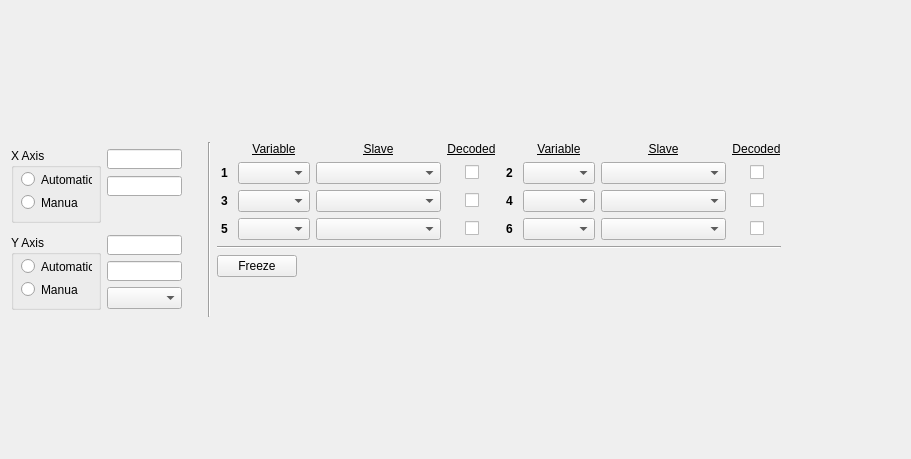
Before: the Qt Designer form ui/w_2dplot.ui in JFDuval/flexsea-plan, drawn with Qt 5.
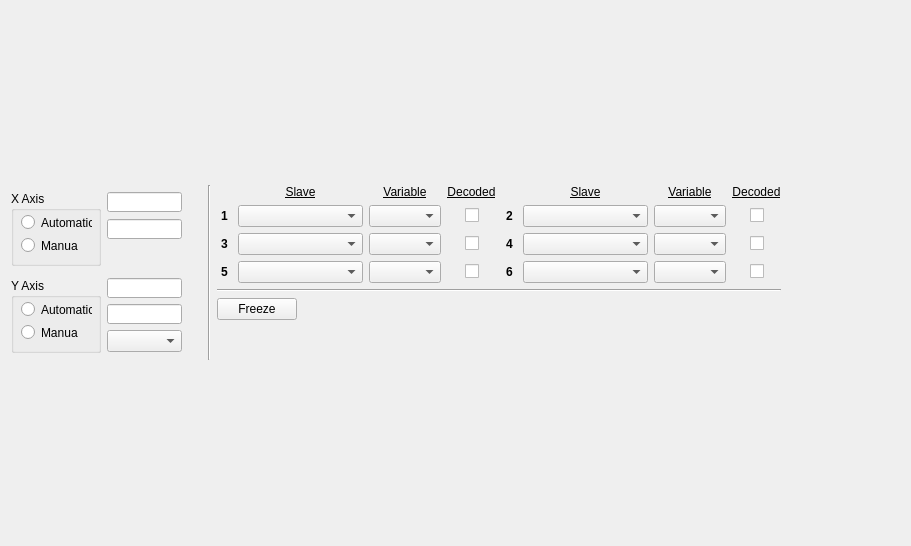
After: the same form once the commit is applied.

Commit message: Reworking 2DPlot to have better variable management. WiP.

Diff of the .ui file:
```diff
--- a/ui/w_2dplot.ui
+++ b/ui/w_2dplot.ui
@@ -7,7 +7,7 @@
     <x>0</x>
     <y>0</y>
     <width>911</width>
-    <height>459</height>
+    <height>546</height>
    </rect>
   </property>
   <property name="windowTitle">
@@ -109,21 +109,6 @@
            </property>
           </widget>
          </item>
-         <item row="2" column="7">
-          <widget class="QComboBox" name="cBoxvar4"/>
-         </item>
-         <item row="3" column="7">
-          <widget class="QComboBox" name="cBoxvar6"/>
-         </item>
-         <item row="1" column="7">
-          <widget class="QComboBox" name="cBoxvar2"/>
-         </item>
-         <item row="1" column="1">
-          <widget class="QComboBox" name="cBoxvar1"/>
-         </item>
-         <item row="2" column="1">
-          <widget class="QComboBox" name="cBoxvar3"/>
-         </item>
          <item row="2" column="0">
           <widget class="QLabel" name="label_t3">
            <property name="sizePolicy">
@@ -226,9 +211,6 @@
            </property>
           </widget>
          </item>
-         <item row="3" column="1">
-          <widget class="QComboBox" name="cBoxvar5"/>
-         </item>
          <item row="3" column="6">
           <widget class="QLabel" name="label_t6">
            <property name="sizePolicy">
@@ -263,38 +245,6 @@
            </property>
           </widget>
          </item>
-         <item row="2" column="8">
-          <widget class="QComboBox" name="cBoxvar4slave">
-           <property name="sizePolicy">
-            <sizepolicy hsizetype="Fixed" vsizetype="Fixed">
-             <horstretch>0</horstretch>
-             <verstretch>0</verstretch>
-            </sizepolicy>
-           </property>
-           <property name="minimumSize">
-            <size>
-             <width>125</width>
-             <height>0</height>
-            </size>
-           </property>
-          </widget>
-         </item>
-         <item row="2" column="2">
-          <widget class="QComboBox" name="cBoxvar3slave">
-           <property name="sizePolicy">
-            <sizepolicy hsizetype="Fixed" vsizetype="Fixed">
-             <horstretch>0</horstretch>
-             <verstretch>0</verstretch>
-            </sizepolicy>
-           </property>
-           <property name="minimumSize">
-            <size>
-             <width>125</width>
-             <height>0</height>
-            </size>
-           </property>
-          </widget>
-         </item>
          <item row="3" column="0">
           <widget class="QLabel" name="label_t5">
            <property name="sizePolicy">
@@ -329,84 +279,6 @@
            </property>
           </widget>
          </item>
-         <item row="1" column="2">
-          <widget class="QComboBox" name="cBoxvar1slave">
-           <property name="sizePolicy">
-            <sizepolicy hsizetype="Fixed" vsizetype="Fixed">
-             <horstretch>0</horstretch>
-             <verstretch>0</verstretch>
-            </sizepolicy>
-           </property>
-           <property name="minimumSize">
-            <size>
-             <width>125</width>
-             <height>0</height>
-            </size>
-           </property>
-          </widget>
-         </item>
-         <item row="3" column="2">
-          <widget class="QComboBox" name="cBoxvar5slave">
-           <property name="sizePolicy">
-            <sizepolicy hsizetype="Fixed" vsizetype="Fixed">
-             <horstretch>0</horstretch>
-             <verstretch>0</verstretch>
-            </sizepolicy>
-           </property>
-           <property name="minimumSize">
-            <size>
-             <width>125</width>
-             <height>0</height>
-            </size>
-           </property>
-          </widget>
-         </item>
-         <item row="1" column="8">
-          <widget class="QComboBox" name="cBoxvar2slave">
-           <property name="sizePolicy">
-            <sizepolicy hsizetype="Fixed" vsizetype="Fixed">
-             <horstretch>0</horstretch>
-             <verstretch>0</verstretch>
-            </sizepolicy>
-           </property>
-           <property name="minimumSize">
-            <size>
-             <width>125</width>
-             <height>0</height>
-            </size>
-           </property>
-          </widget>
-         </item>
-         <item row="3" column="8">
-          <widget class="QComboBox" name="cBoxvar6slave">
-           <property name="sizePolicy">
-            <sizepolicy hsizetype="Fixed" vsizetype="Fixed">
-             <horstretch>0</horstretch>
-             <verstretch>0</verstretch>
-            </sizepolicy>
-           </property>
-           <property name="minimumSize">
-            <size>
-             <width>125</width>
-             <height>0</height>
-            </size>
-           </property>
-          </widget>
-         </item>
-         <item row="0" column="2">
-          <widget class="QLabel" name="label_2">
-           <property name="text">
-            <string>&lt;html&gt;&lt;head/&gt;&lt;body&gt;&lt;p align=&quot;center&quot;&gt;&lt;span style=&quot; text-decoration: underline;&quot;&gt;Slave&lt;/span&gt;&lt;/p&gt;&lt;/body&gt;&lt;/html&gt;</string>
-           </property>
-          </widget>
-         </item>
-         <item row="0" column="1">
-          <widget class="QLabel" name="label">
-           <property name="text">
-            <string>&lt;html&gt;&lt;head/&gt;&lt;body&gt;&lt;p align=&quot;center&quot;&gt;&lt;span style=&quot; text-decoration: underline;&quot;&gt;Variable&lt;/span&gt;&lt;/p&gt;&lt;/body&gt;&lt;/html&gt;</string>
-           </property>
-          </widget>
-         </item>
          <item row="0" column="3" colspan="3">
           <widget class="QLabel" name="label_3">
            <property name="text">
@@ -435,13 +307,6 @@
            </property>
           </widget>
          </item>
-         <item row="0" column="7">
-          <widget class="QLabel" name="label_4">
-           <property name="text">
-            <string>&lt;html&gt;&lt;head/&gt;&lt;body&gt;&lt;p align=&quot;center&quot;&gt;&lt;span style=&quot; text-decoration: underline;&quot;&gt;Variable&lt;/span&gt;&lt;/p&gt;&lt;/body&gt;&lt;/html&gt;</string>
-           </property>
-          </widget>
-         </item>
          <item row="1" column="4">
           <widget class="QCheckBox" name="checkBoxD1">
            <property name="text">
@@ -449,13 +314,6 @@
            </property>
           </widget>
          </item>
-         <item row="0" column="8">
-          <widget class="QLabel" name="label_5">
-           <property name="text">
-            <string>&lt;html&gt;&lt;head/&gt;&lt;body&gt;&lt;p align=&quot;center&quot;&gt;&lt;span style=&quot; text-decoration: underline;&quot;&gt;Slave&lt;/span&gt;&lt;/p&gt;&lt;/body&gt;&lt;/html&gt;</string>
-           </property>
-          </widget>
-         </item>
          <item row="0" column="9" colspan="3">
           <widget class="QLabel" name="label_6">
            <property name="text">
@@ -484,6 +342,148 @@
            </property>
           </widget>
          </item>
+         <item row="1" column="1">
+          <widget class="QComboBox" name="cBoxvar1slave">
+           <property name="sizePolicy">
+            <sizepolicy hsizetype="Fixed" vsizetype="Fixed">
+             <horstretch>0</horstretch>
+             <verstretch>0</verstretch>
+            </sizepolicy>
+           </property>
+           <property name="minimumSize">
+            <size>
+             <width>125</width>
+             <height>0</height>
+            </size>
+           </property>
+          </widget>
+         </item>
+         <item row="1" column="2">
+          <widget class="QComboBox" name="cBoxvar1"/>
+         </item>
+         <item row="2" column="1">
+          <widget class="QComboBox" name="cBoxvar3slave">
+           <property name="sizePolicy">
+            <sizepolicy hsizetype="Fixed" vsizetype="Fixed">
+             <horstretch>0</horstretch>
+             <verstretch>0</verstretch>
+            </sizepolicy>
+           </property>
+           <property name="minimumSize">
+            <size>
+             <width>125</width>
+             <height>0</height>
+            </size>
+           </property>
+          </widget>
+         </item>
+         <item row="3" column="1">
+          <widget class="QComboBox" name="cBoxvar5slave">
+           <property name="sizePolicy">
+            <sizepolicy hsizetype="Fixed" vsizetype="Fixed">
+             <horstretch>0</horstretch>
+             <verstretch>0</verstretch>
+            </sizepolicy>
+           </property>
+           <property name="minimumSize">
+            <size>
+             <width>125</width>
+             <height>0</height>
+            </size>
+           </property>
+          </widget>
+         </item>
+         <item row="2" column="2">
+          <widget class="QComboBox" name="cBoxvar3"/>
+         </item>
+         <item row="3" column="2">
+          <widget class="QComboBox" name="cBoxvar5"/>
+         </item>
+         <item row="1" column="7">
+          <widget class="QComboBox" name="cBoxvar2slave">
+           <property name="sizePolicy">
+            <sizepolicy hsizetype="Fixed" vsizetype="Fixed">
+             <horstretch>0</horstretch>
+             <verstretch>0</verstretch>
+            </sizepolicy>
+           </property>
+           <property name="minimumSize">
+            <size>
+             <width>125</width>
+             <height>0</height>
+            </size>
+           </property>
+          </widget>
+         </item>
+         <item row="2" column="7">
+          <widget class="QComboBox" name="cBoxvar4slave">
+           <property name="sizePolicy">
+            <sizepolicy hsizetype="Fixed" vsizetype="Fixed">
+             <horstretch>0</horstretch>
+             <verstretch>0</verstretch>
+            </sizepolicy>
+           </property>
+           <property name="minimumSize">
+            <size>
+             <width>125</width>
+             <height>0</height>
+            </size>
+           </property>
+          </widget>
+         </item>
+         <item row="3" column="7">
+          <widget class="QComboBox" name="cBoxvar6slave">
+           <property name="sizePolicy">
+            <sizepolicy hsizetype="Fixed" vsizetype="Fixed">
+             <horstretch>0</horstretch>
+             <verstretch>0</verstretch>
+            </sizepolicy>
+           </property>
+           <property name="minimumSize">
+            <size>
+             <width>125</width>
+             <height>0</height>
+            </size>
+           </property>
+          </widget>
+         </item>
+         <item row="1" column="8">
+          <widget class="QComboBox" name="cBoxvar2"/>
+         </item>
+         <item row="2" column="8">
+          <widget class="QComboBox" name="cBoxvar4"/>
+         </item>
+         <item row="3" column="8">
+          <widget class="QComboBox" name="cBoxvar6"/>
+         </item>
+         <item row="0" column="8">
+          <widget class="QLabel" name="label_4">
+           <property name="text">
+            <string>&lt;html&gt;&lt;head/&gt;&lt;body&gt;&lt;p align=&quot;center&quot;&gt;&lt;span style=&quot; text-decoration: underline;&quot;&gt;Variable&lt;/span&gt;&lt;/p&gt;&lt;/body&gt;&lt;/html&gt;</string>
+           </property>
+          </widget>
+         </item>
+         <item row="0" column="7">
+          <widget class="QLabel" name="label_5">
+           <property name="text">
+            <string>&lt;html&gt;&lt;head/&gt;&lt;body&gt;&lt;p align=&quot;center&quot;&gt;&lt;span style=&quot; text-decoration: underline;&quot;&gt;Slave&lt;/span&gt;&lt;/p&gt;&lt;/body&gt;&lt;/html&gt;</string>
+           </property>
+          </widget>
+         </item>
+         <item row="0" column="2">
+          <widget class="QLabel" name="label">
+           <property name="text">
+            <string>&lt;html&gt;&lt;head/&gt;&lt;body&gt;&lt;p align=&quot;center&quot;&gt;&lt;span style=&quot; text-decoration: underline;&quot;&gt;Variable&lt;/span&gt;&lt;/p&gt;&lt;/body&gt;&lt;/html&gt;</string>
+           </property>
+          </widget>
+         </item>
+         <item row="0" column="1">
+          <widget class="QLabel" name="label_2">
+           <property name="text">
+            <string>&lt;html&gt;&lt;head/&gt;&lt;body&gt;&lt;p align=&quot;center&quot;&gt;&lt;span style=&quot; text-decoration: underline;&quot;&gt;Slave&lt;/span&gt;&lt;/p&gt;&lt;/body&gt;&lt;/html&gt;</string>
+           </property>
+          </widget>
+         </item>
         </layout>
        </item>
       </layout>
```
The commit also changes 18 other files.
